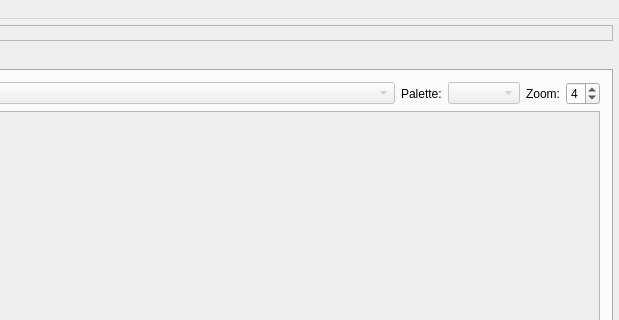
This is sprite-editor/MainWindow.ui in mwales-ai/genesis-hacking as Qt 5 draws it before an edit; both pictures show x 405 to 1024 and y 0 to 320 of the 1024 by 768 pixel window. The edited form follows.
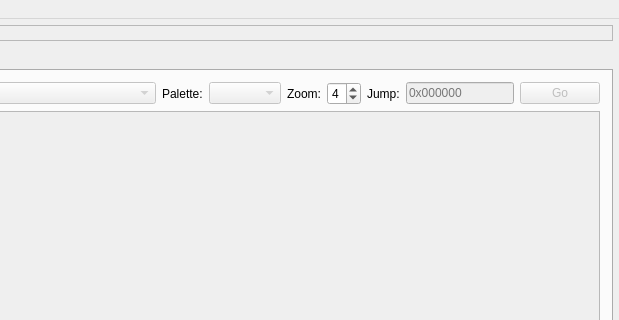
This is the edited form. The open tabs and pages were chosen to show the change.

Commit message:
Add jump-to-offset feature in Raw Tile Browser tab
Adds a hex offset input field and Go button that scrolls the raw tile
browser to any tile at a given ROM offset. This makes it easier to
navigate to specific sprite locations found via BlastEm debugger or
binary analysis (e.g. 0x032D80, 0x02D6C0).

- RawTileBrowserWidget: added scrollToTile() and tileCount()
- MainWindow: onJumpToOffset() slot parses hex input, calculates tile
  index from range start offset, then scrolls to that tile

Patch:
```diff
--- a/sprite-editor/MainWindow.ui
+++ b/sprite-editor/MainWindow.ui
@@ -292,6 +292,39 @@
             </property>
            </widget>
           </item>
+          <item>
+           <widget class="QLabel" name="rawJumpLabel">
+            <property name="text">
+             <string>Jump:</string>
+            </property>
+           </widget>
+          </item>
+          <item>
+           <widget class="QLineEdit" name="theJumpOffsetEdit">
+            <property name="enabled">
+             <bool>false</bool>
+            </property>
+            <property name="placeholderText">
+             <string>0x000000</string>
+            </property>
+            <property name="maximumWidth">
+             <number>90</number>
+            </property>
+           </widget>
+          </item>
+          <item>
+           <widget class="QPushButton" name="theJumpButton">
+            <property name="text">
+             <string>Go</string>
+            </property>
+            <property name="enabled">
+             <bool>false</bool>
+            </property>
+            <property name="maximumWidth">
+             <number>36</number>
+            </property>
+           </widget>
+          </item>
          </layout>
         </item>
         <!-- Raw tile browser scroll area (RawTileBrowserWidget inserted at runtime) -->
```
The commit also changes 4 other files.
